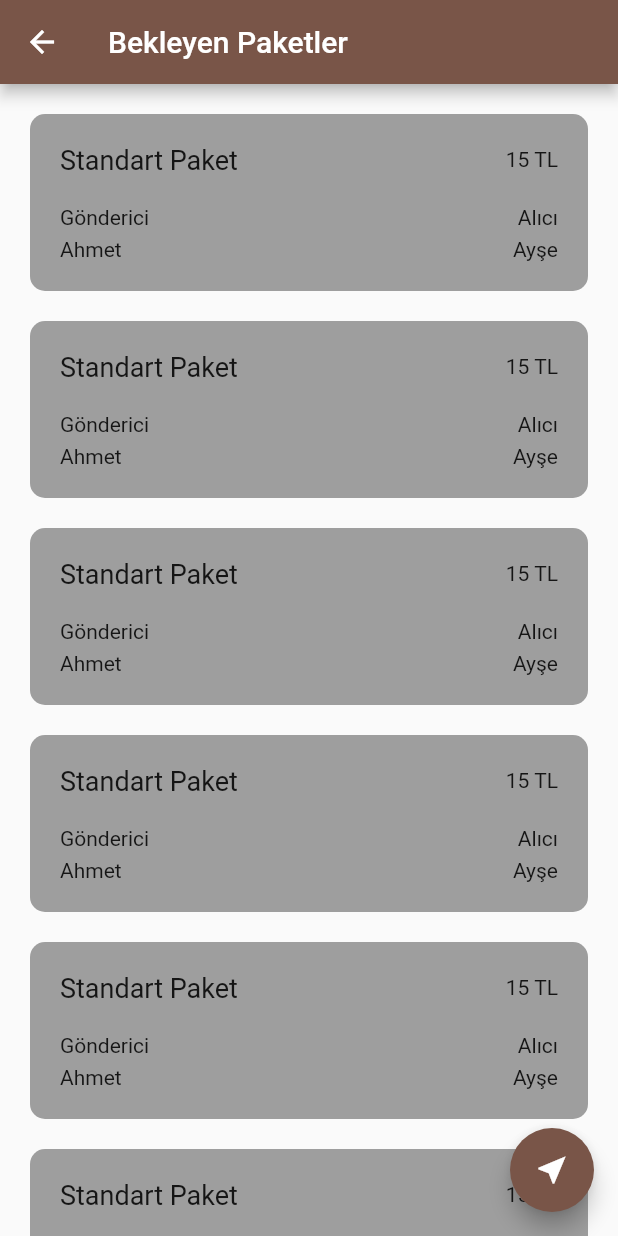
After one commit to krcgk/flutter-kolayca-teslimat, a Flutter app: the WaitingPackagesPage screen opened directly, on a phone screen of 412 x 824 dp. The commit adds this screen. Run offline on Flutter 3.47's test engine with Material 2 defaults, Android fonts, the phone set to English and light mode, and no system bars.

Commit message:
bekleyen sayfalar eklendi

```diff
--- a/lib/main.dart
+++ b/lib/main.dart
@@ -1,6 +1,7 @@
 import 'package:flutter/material.dart';
 import 'package:kolaycateslimat/pages/home_page.dart';
 import 'package:kolaycateslimat/pages/login_page.dart';
+import 'package:kolaycateslimat/pages/waiting_packages_page.dart';
 
 void main() {
   runApp(const MyApp());
--- /dev/null
+++ b/lib/pages/waiting_packages_page.dart
@@ -0,0 +1,102 @@
+import 'package:flutter/material.dart';
+
+class WaitingPackagesPage extends StatefulWidget {
+  @override
+  _WaitingPackagesPageState createState() => _WaitingPackagesPageState();
+}
+
+class _WaitingPackagesPageState extends State<WaitingPackagesPage> {
+  List<int> packages = [1, 2, 3, 4, 5, 6, 7, 8, 9, 10, 11, 12, 13, 14, 15];
+
+  @override
+  Widget build(BuildContext context) {
+    return Scaffold(
+      appBar: AppBar(
+        title: Text('Bekleyen Paketler'),
+        // actions: [
+        //   TextButton(
+        //     child: Text(
+        //       'Rota Oluştur',
+        //       style: TextStyle(color: Colors.white),
+        //     ),
+        //     onPressed: () {
+        //       //
+        //     },
+        //   ),
+        // ],
+      ),
+      body: buildBody(),
+      floatingActionButton: FloatingActionButton(
+        child: Icon(Icons.near_me),
+        onPressed: () {
+          //
+        },
+      ),
+    );
+  }
+
+  Widget buildBody() {
+    return Container(
+      width: double.infinity,
+      height: double.infinity,
+      child: SingleChildScrollView(
+        child: Column(
+          children: packages.map((packageNumber) {
+            return buildPack(packageNumber);
+          }).toList(),
+        ),
+      ),
+    );
+  }
+
+  Widget buildPack(int packageNumber) {
+    return Container(
+      width: double.infinity,
+      margin: EdgeInsets.only(left: 20, right: 20, top: 20),
+      padding: EdgeInsets.all(20),
+      decoration: BoxDecoration(
+        color: Colors.grey,
+        borderRadius: BorderRadius.circular(10),
+      ),
+      // child: Text('Paket ' + packageNumber.toString()),
+      child: Column(
+        crossAxisAlignment: CrossAxisAlignment.start,
+        children: [
+          Row(
+            mainAxisAlignment: MainAxisAlignment.spaceBetween,
+            children: [
+              Text(
+                'Standart Paket',
+                style: TextStyle(
+                  fontSize: 18,
+                ),
+              ),
+              Text('15 TL'),
+            ],
+          ),
+          SizedBox(height: 20),
+          //
+          Row(
+            mainAxisAlignment: MainAxisAlignment.spaceBetween,
+            children: [
+              Text(
+                'Gönderici',
+              ),
+              Text('Alıcı'),
+            ],
+          ),
+          SizedBox(height: 5),
+          Row(
+            mainAxisAlignment: MainAxisAlignment.spaceBetween,
+            children: [
+              Text(
+                'Ahmet',
+              ),
+              Text('Ayşe'),
+            ],
+          ),
+        ],
+      ),
+    );
+  }
+}
```
